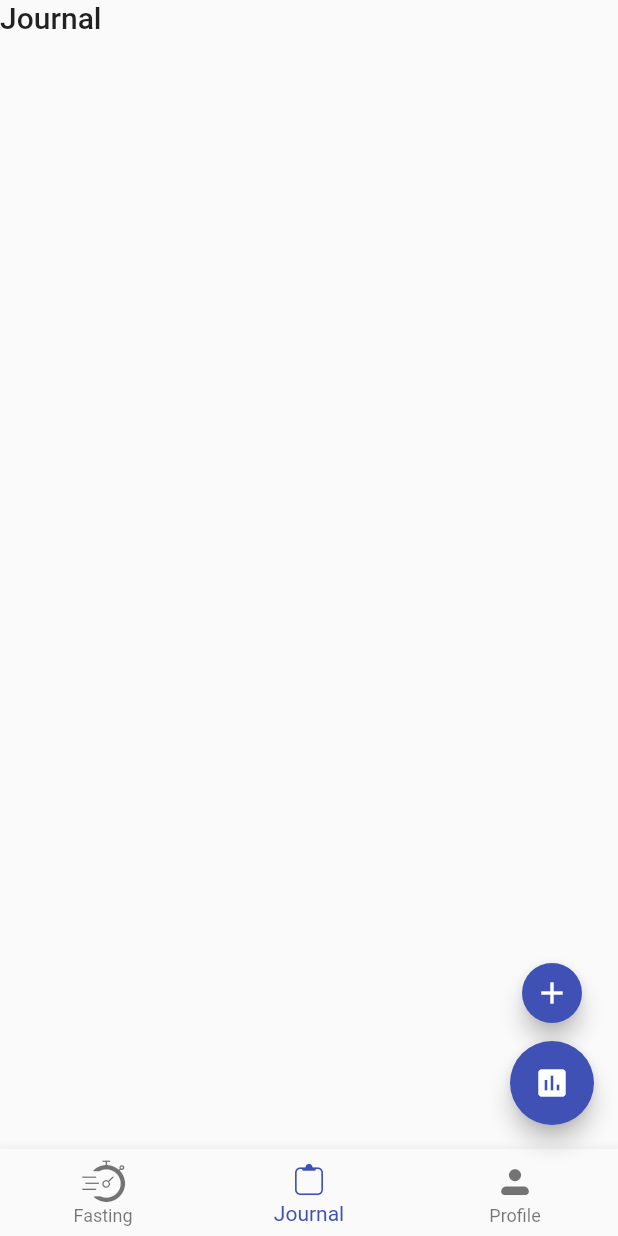
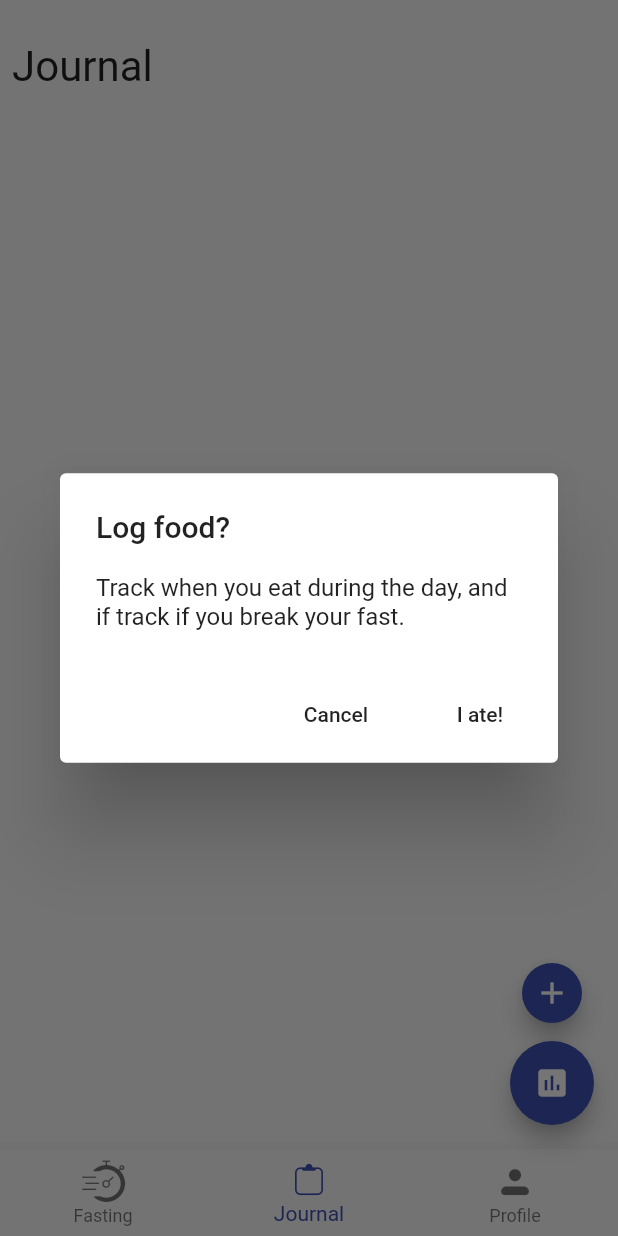
Before and after one commit to mglaman/fasttrack, a Flutter app: the screen it shows after launch, item 2 of the bottom bar chosen, after a tap on the "add" icon, on a phone screen of 412 x 824 dp. Run offline on Flutter 3.47's test engine with Material 2 defaults, Android fonts, the phone set to English and light mode, and no system bars; our stand-ins replace numberpicker, shared_preferences.

```diff
--- a/lib/journal_widget.dart
+++ b/lib/journal_widget.dart
@@ -1,16 +1,21 @@
 import 'package:flutter/material.dart';
 
 class JournalWidget extends StatelessWidget {
-
   @override
   Widget build(BuildContext context) {
-    return Column(
-      children: <Widget>[
-        Text(
-          'Journal',
-          style: Theme.of(context).textTheme.title,
+    return Container(
+        padding: const EdgeInsets.all(8.0),
+        child: Column(
+          children: <Widget>[
+            SizedBox(
+              height: 20,
+            ),
+            Text(
+              'Journal',
+              style: TextStyle(fontWeight: FontWeight.w400, fontSize: 28),
+            ),
+          ],
         )
-      ],
     );
   }
 }
--- a/lib/main.dart
+++ b/lib/main.dart
@@ -3,6 +3,8 @@ import 'package:fasttrack/fasting_status_widget.dart';
 import 'package:fasttrack/journal_widget.dart';
 import 'package:fasttrack/profile_widget.dart';
 import 'package:flutter/material.dart';
+import 'package:numberpicker/numberpicker.dart';
+
 
 void main() => runApp(MyApp());
 
@@ -47,6 +49,7 @@ class FastingPage extends StatefulWidget {
 }
 
 class _FastingPageState extends State<FastingPage> {
+  double _currentWeight = 252.6;
   int _currentIndex = 0;
   final List<Widget> _children = [
     FastingStatusWidget(),
@@ -68,16 +71,16 @@ class _FastingPageState extends State<FastingPage> {
           iconSize: 28,
           items: [
             BottomNavigationBarItem(
-              icon: new Icon(FastTrackIcons.fasting),
-              title: new Text('Fasting'),
+              icon: const Icon(FastTrackIcons.fasting),
+              title: const Text('Fasting'),
             ),
             BottomNavigationBarItem(
-              icon: new Icon(FastTrackIcons.journal),
-              title: new Text('Journal'),
+              icon: const Icon(FastTrackIcons.journal),
+              title: const Text('Journal'),
             ),
-            BottomNavigationBarItem(
-                icon: Icon(FastTrackIcons.profile),
-                title: Text('Profile')
+            const BottomNavigationBarItem(
+                icon: const Icon(FastTrackIcons.profile),
+                title: const Text('Profile')
             )
           ],
           onTap: (int index) {
@@ -87,26 +90,71 @@ class _FastingPageState extends State<FastingPage> {
         body: SafeArea(
           child: _children[_currentIndex],
         ),
-        floatingActionButton: Column(
+        floatingActionButton: _currentIndex == 2 ? null : Column(
           crossAxisAlignment: CrossAxisAlignment.center,
           mainAxisAlignment: MainAxisAlignment.end,
           children: <Widget>[
             Padding(
               padding: EdgeInsets.only(bottom: 8.0),
               child: FloatingActionButton(
-                heroTag: null,
+                heroTag: 'logFood',
                 tooltip: 'Log food',
                 mini: true,
                 child: Icon(Icons.add),
                 backgroundColor: Theme.of(context).accentColor,
-                onPressed: () {},
+                onPressed: () async {
+                  await showDialog(
+                      context: context,
+                      builder: (BuildContext buildContext) => new AlertDialog(
+                        title: const Text('Log food?'),
+                        content: const Text("Track when you eat during the day, and if track if you break your fast."),
+                        actions: <Widget>[
+                          new FlatButton(
+                              onPressed: () {
+                                Navigator.of(buildContext).pop('cancel');
+                              },
+                              child: const Text("Cancel")
+                          ),
+                          new FlatButton(
+                              onPressed: () {
+                                Navigator.of(buildContext).pop('food');
+                              },
+                              child: Text(
+                                  "I ate!",
+                              )
+                          )
+                        ],
+                      )
+                  ).then((value) => {
+
+                  });
+                },
               ),
             ),
             FloatingActionButton(
-                heroTag: null,
+                heroTag: 'logWeight',
                 tooltip: 'Log weight',
                 child: Icon(Icons.assessment),
-                onPressed: () {}),
+                onPressed: () async {
+                  await showDialog(
+                    context: context,
+                    builder: (BuildContext buildContext) => new NumberPickerDialog.decimal(
+                      title: const Text('Log weight'),
+                      minValue: 100,
+                      maxValue: 500,
+                      decimalPlaces: 1,
+                      initialDoubleValue: _currentWeight,
+                    )
+                  ).then((value) {
+                    if (value != null) {
+                      if (value is double) {
+                        setState(() {
+                          _currentWeight = value;
+                        });
+                      }
+                    }
+                  });
+                }),
           ],
         ));
   }
--- a/lib/profile_widget.dart
+++ b/lib/profile_widget.dart
@@ -55,6 +55,9 @@ class ProfileWidgetState extends State<ProfileWidget> {
       child: Column(
         crossAxisAlignment: CrossAxisAlignment.start,
         children: <Widget>[
+          SizedBox(
+            height: 20,
+          ),
           Text(
             'Profile',
             style: TextStyle(fontWeight: FontWeight.w400, fontSize: 28),
--- a/pubspec.yaml
+++ b/pubspec.yaml
@@ -21,6 +21,7 @@ dependencies:
   cupertino_icons: ^0.1.2
   intl: ^0.15.0
   shared_preferences: ^0.4.3
+  numberpicker: ^0.1.7
 
 dev_dependencies:
   flutter_test:
```
